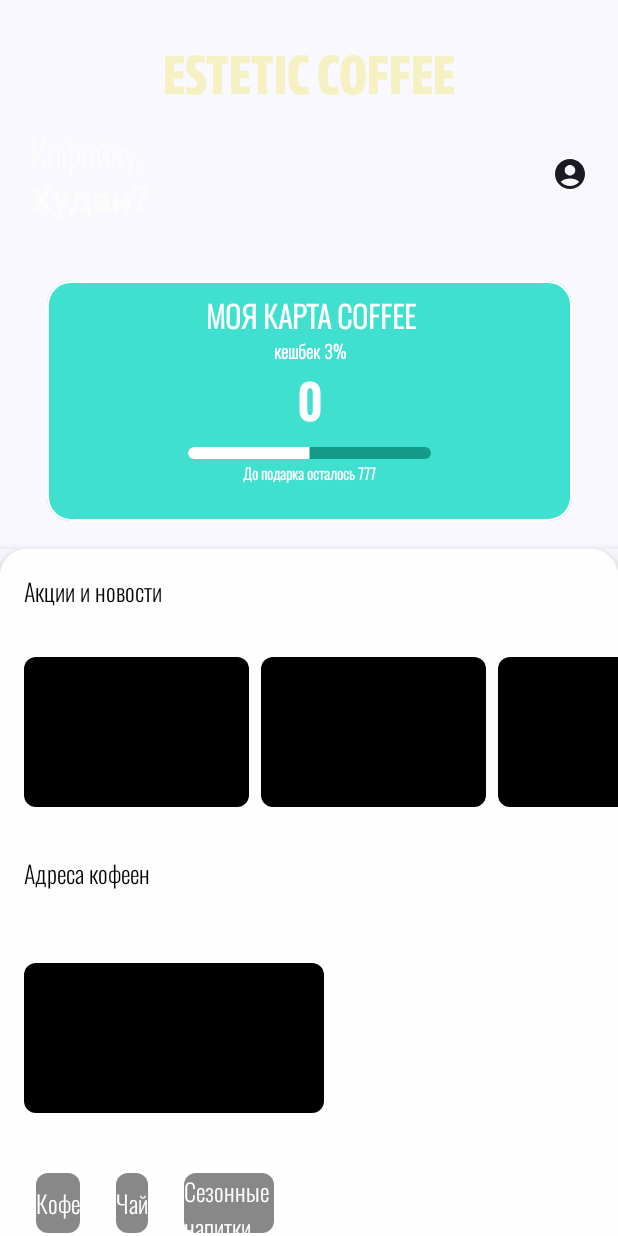
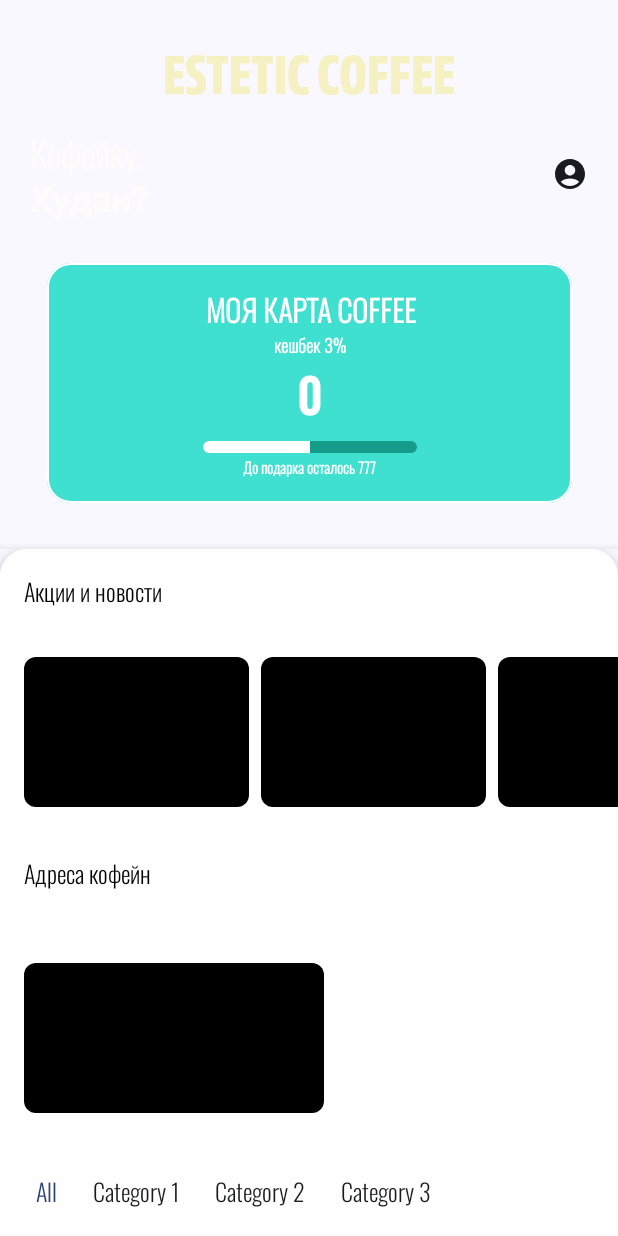
Before and after one commit to treezyyy/CoffeShop, an Android app built with Jetpack Compose: the MainActivity screen opened directly, with no data from a screen before it, on a phone screen of 412 x 824 dp. Run offline under Robolectric (Android 15) with nearby library versions, the phone set to English and light mode, and no system bars; 2 statements that could not run were skipped.

Commit message:
добавление полей: катеорий, все категории фиксы: во все хкатеогриях, управляемая переменная категорий добавление управляемых карточек полей фикс: картчока переворачивается на месте и так жее расположение по центр спейсером

```diff
--- a/app/src/main/java/com/example/coffeshop/MainActivity.kt
+++ b/app/src/main/java/com/example/coffeshop/MainActivity.kt
@@ -34,6 +34,7 @@
 import androidx.compose.foundation.lazy.itemsIndexed
 import androidx.compose.foundation.shape.RoundedCornerShape
 import androidx.compose.material.*
+import androidx.compose.material3.CardDefaults
 import androidx.compose.material3.ColorScheme
 import androidx.compose.runtime.*
 import androidx.compose.ui.draw.alpha
@@ -110,13 +111,6 @@
     val cardFrontAlpha by animateFloatAsState(if (isFlipped) 0f else 1f)
     val cardBackAlpha by animateFloatAsState(if (isFlipped) 1f else 0f)
 
-    // Фейковые данные для подзаголовков и товаров
-    val categories = listOf("Кофе", "Чай", "Сезонные напитки")
-    val productCategories = listOf(
-        "Кофе",
-        "Чай",
-        "Сезонные напитки"
-    )
 
     BottomSheetScaffold(
         scaffoldState = sheetState,
@@ -128,12 +122,12 @@
         ) {
 
             Card(
-                shape = RoundedCornerShape(topStart = 18.dp, topEnd = 18 .dp),
+                shape = RoundedCornerShape(topStart = 18.dp, topEnd = 18.dp),
                 backgroundColor = MaterialTheme.colorScheme.background, // Задаем белый цвет фона для Card
                 elevation = 8.dp,
                 modifier = Modifier
                     .fillMaxWidth()
-                    .heightIn(min = 0.dp, LocalConfiguration.current.screenHeightDp.dp-12.dp)
+                    .heightIn(min = 0.dp, LocalConfiguration.current.screenHeightDp.dp - 12.dp)
                     .align(Alignment.TopCenter) // Центрируем Card внутри Box
                     .background(color = MaterialTheme.colorScheme.background)
             ) {
@@ -141,7 +135,12 @@
                     modifier = Modifier
                         .fillMaxSize()
                         .background(Color(0xFFFEFEFE)) // Цвет фона для содержимого
-                        .clip(RoundedCornerShape(topStart = 16.dp, topEnd = 16.dp)) // Закругление углов для содержимого
+                        .clip(
+                            RoundedCornerShape(
+                                topStart = 16.dp,
+                                topEnd = 16.dp
+                            )
+                        ) // Закругление углов для содержимого
                 ) {
                     Text(
                         text = "Акции и новости",
@@ -170,7 +169,7 @@
                     Spacer(modifier = Modifier.height(16.dp))
 
                     Text(
-                        text = "Адреса кофеен",
+                        text = "Адреса кофейн",
                         modifier = Modifier
                             .padding(16.dp)
                             .align(Alignment.Start),
@@ -198,20 +197,76 @@
 
                     Spacer(modifier = Modifier.height(16.dp))
 
-// Карусель для подзаголовков с товарами
+
+                    val productCategories = listOf("All", "Category 1", "Category 2", "Category 3")
+                    var selectedCategory by remember { mutableStateOf(productCategories.first()) }
+                    val products = mapOf(
+                        "Category 1" to listOf(
+                            Product("Product 1-1", "Description 1-1"),
+                            Product("Product 1-2", "Description 1-2")
+                        ),
+                        "Category 2" to listOf(
+                            Product("Product 2-1", "Description 2-1"),
+                            Product("Product 2-2", "Description 2-2")
+                        ),
+                        "Category 3" to listOf(
+                            Product("Product 3-1", "Description 3-1"),
+                            Product("Product 3-2", "Description 3-2")
+                        )
+                    )
+// Объединяем все продукты в один список для категории "All"
+                    val allProducts = products.values.flatten()
+                    Column {
                         // Карусель для подзаголовков с товарами
                         LazyRow(
                             contentPadding = PaddingValues(horizontal = 16.dp),
                             horizontalArrangement = Arrangement.spacedBy(8.dp)
                         ) {
                             items(productCategories) { category ->
-                            CategoryItem(category)
+                                Text(
+                                    text = category,
+                                    modifier = Modifier
+                                        .padding(8.dp)
+                                        .clickable {
+                                            selectedCategory = category
+                                        },
+                                    color = if (selectedCategory == category) MaterialTheme.colorScheme.primary else MaterialTheme.colorScheme.onSurface,
+                                    style = MaterialTheme.typography.bodyLarge
+                                )
                             }
                         }
 
+                        // Пространство между каруселью и карточками
                         Spacer(modifier = Modifier.height(16.dp))
 
-                    ProductList()
+                        // Карточки с товарами
+                        LazyColumn(
+                            contentPadding = PaddingValues(horizontal = 16.dp, vertical = 8.dp),
+                            verticalArrangement = Arrangement.spacedBy(8.dp)
+                        ) {
+                            val selectedProducts =
+                                if (selectedCategory == "All") allProducts else products[selectedCategory]
+                                    ?: emptyList()
+                            items(selectedProducts) { product ->
+                                ProductItem(product)
+                            }
+
+                            // Отображение сообщения, если нет продуктов для выбранной категории
+                            if (selectedProducts.isEmpty()) {
+                                item {
+                                    Text(
+                                        text = "No products available for this category",
+                                        modifier = Modifier
+                                            .fillMaxWidth()
+                                            .padding(16.dp),
+                                        style = MaterialTheme.typography.bodyLarge,
+                                        color = MaterialTheme.colorScheme.onSurface
+                                    )
+                                }
+                            }
+                        }
+                        //ProductList()
+                    }
                 }
             }
         }
@@ -280,16 +335,18 @@
                             )
                         }
                     }
+                    Spacer(modifier = Modifier.height(20.dp)) // Добавляем пустое пространство ниже карточки
                     Box(
                         modifier = Modifier
-                            .paddingFromBaseline(top = 72.dp)
+                            .padding(8.dp)
                             .size(350.dp, 160.dp)
                             .graphicsLayer {
                                 rotationY = rotation
                                 cameraDistance = 12f * density
-                                transformOrigin = TransformOrigin.Center // Set pivot point to the center
+                                transformOrigin = TransformOrigin.Center
                             }
                             .clickable { isFlipped = !isFlipped }
+                            .align(Alignment.CenterHorizontally) // Добавляем выравнивание по центру вертикально
                     ) {
                         Box(
                             modifier = Modifier
@@ -305,8 +362,7 @@
                             Column(
                                 modifier = Modifier
                                     .fillMaxSize()
-                                    .padding(top = 8.dp)
-                                    .alpha(cardFrontAlpha),
+                                    .padding(16.dp),
                                 horizontalAlignment = Alignment.CenterHorizontally
                             ) {
                                 Text(
@@ -315,8 +371,7 @@
                                     fontSize = 20.sp,
                                     fontWeight = FontWeight.Bold,
                                     textAlign = TextAlign.Center,
-                                    modifier = Modifier
-                                        .paddingFromBaseline(top = 0.dp)
+                                    modifier = Modifier.paddingFromBaseline(top = 0.dp)
                                 )
                                 Text(
                                     text = "кешбек 3%",
@@ -324,8 +379,7 @@
                                     fontSize = 12.sp,
                                     fontWeight = FontWeight.Bold,
                                     textAlign = TextAlign.Center,
-                                    modifier = Modifier
-                                        .paddingFromBaseline(top = 12.dp)
+                                    modifier = Modifier.paddingFromBaseline(top = 12.dp)
                                 )
                                 Text(
                                     text = "0",
@@ -333,10 +387,9 @@
                                     fontSize = 32.sp,
                                     style = MaterialTheme.typography.labelLarge,
                                     textAlign = TextAlign.Center,
-                                    modifier = Modifier
-                                        .paddingFromBaseline(top = 12.dp)
+                                    modifier = Modifier.paddingFromBaseline(top = 12.dp)
                                 )
-                                var progress by remember { mutableStateOf(0.5f) } // Set initial progress to 50%
+                                var progress by remember { mutableStateOf(0.5f) }
 
                                 Spacer(modifier = Modifier.height(8.dp))
                                 LinearProgressIndicator(
@@ -355,8 +408,7 @@
                                     fontSize = 10.sp,
                                     fontWeight = FontWeight.Bold,
                                     textAlign = TextAlign.Center,
-                                    modifier = Modifier
-                                        .paddingFromBaseline(top = 14.dp)
+                                    modifier = Modifier.paddingFromBaseline(top = 14.dp)
                                 )
                             }
                         } else {
@@ -382,20 +434,25 @@
     )
 }
 
+
+// Пример модели товара
+data class Product(
+    val name: String,
+    val description: String
+)
+
 @Composable
-fun CategoryItem(category: String) {
-    Box(
-        modifier = Modifier
-            .padding(8.dp)
-            .height(40.dp)
-            .background(Color.Gray, RoundedCornerShape(8.dp))
-            .width(IntrinsicSize.Min)
+fun ProductItem(product: Product) {
+    // Здесь определите, как будет выглядеть карточка товара
+    Card(
+        modifier = Modifier.fillMaxWidth(),
+        shape = RoundedCornerShape(8.dp),
+        elevation = 4.dp  // Исправлено: передача конкретного значения типа Dp
     ) {
-        Text(
-            text = category,
-            style = MaterialTheme.typography.bodyLarge,
-            color = Color.White,
-            modifier = Modifier.align(Alignment.Center)
-        )
+        Column(modifier = Modifier.padding(16.dp)) {
+            Text(text = product.name, style = MaterialTheme.typography.headlineSmall)
+            Text(text = product.description, style = MaterialTheme.typography.bodyMedium)
+            // Дополнительная информация о продукте
         }
     }
+}
```
Lines whose indentation alone changed are shown as unchanged.
